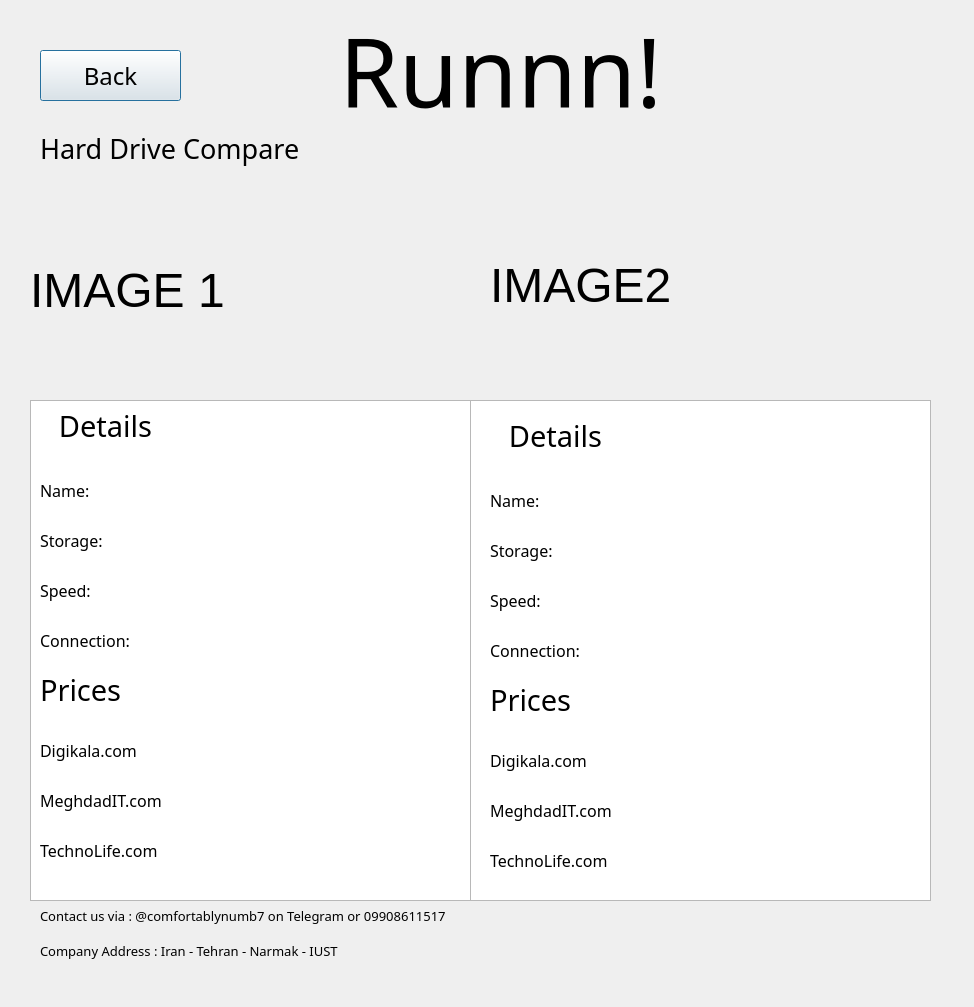
Above: Final Presentatiosn/HardComparePageFinal.ui from Mhrshd-fllh/AP_Project4012 before the change. Below: the same form after it.
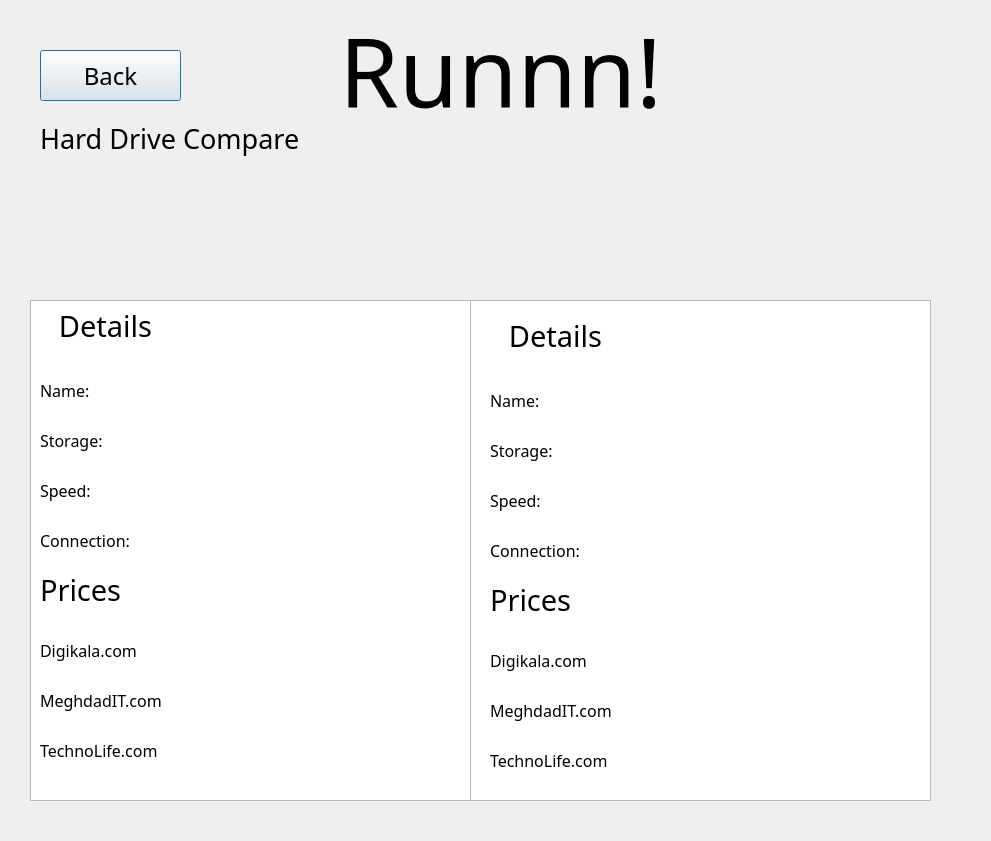
That is the form after the change.

Commit message: Finsihing Compare Page

Patch:
```diff
--- a/Final Presentatiosn/HardComparePageFinal.ui
+++ b/Final Presentatiosn/HardComparePageFinal.ui
@@ -6,8 +6,8 @@
    <rect>
     <x>0</x>
     <y>0</y>
-    <width>974</width>
-    <height>1007</height>
+    <width>991</width>
+    <height>841</height>
    </rect>
   </property>
   <property name="windowTitle">
@@ -16,28 +16,10 @@
   <widget class="QLabel" name="Image1">
    <property name="geometry">
     <rect>
-     <x>30</x>
-     <y>185</y>
-     <width>441</width>
-     <height>211</height>
-    </rect>
-   </property>
-   <property name="font">
-    <font>
-     <pointsize>36</pointsize>
-    </font>
-   </property>
-   <property name="text">
-    <string>IMAGE 1</string>
-   </property>
-  </widget>
-  <widget class="QLabel" name="Image2">
-   <property name="geometry">
-    <rect>
-     <x>490</x>
+     <x>190</x>
      <y>180</y>
-     <width>441</width>
-     <height>211</height>
+     <width>100</width>
+     <height>100</height>
     </rect>
    </property>
    <property name="font">
@@ -46,26 +28,31 @@
     </font>
    </property>
    <property name="text">
-    <string>IMAGE2</string>
+    <string/>
+   </property>
+   <property name="scaledContents">
+    <bool>true</bool>
    </property>
   </widget>
-  <widget class="QLabel" name="label_4">
+  <widget class="QLabel" name="Image2">
    <property name="geometry">
     <rect>
-     <x>40</x>
-     <y>900</y>
-     <width>741</width>
-     <height>101</height>
+     <x>640</x>
+     <y>170</y>
+     <width>100</width>
+     <height>100</height>
     </rect>
    </property>
    <property name="font">
     <font>
-     <family>Cooper Black</family>
-     <pointsize>10</pointsize>
+     <pointsize>36</pointsize>
     </font>
    </property>
    <property name="text">
-    <string>Company Address : Iran - Tehran - Narmak - IUST </string>
+    <string/>
+   </property>
+   <property name="scaledContents">
+    <bool>true</bool>
    </property>
   </widget>
   <widget class="QPushButton" name="BackButton">
@@ -87,25 +74,6 @@
     <string>Back</string>
    </property>
   </widget>
-  <widget class="QLabel" name="label_3">
-   <property name="geometry">
-    <rect>
-     <x>40</x>
-     <y>890</y>
-     <width>761</width>
-     <height>51</height>
-    </rect>
-   </property>
-   <property name="font">
-    <font>
-     <family>Cooper Black</family>
-     <pointsize>10</pointsize>
-    </font>
-   </property>
-   <property name="text">
-    <string>Contact us via : @comfortablynumb7 on Telegram or 09908611517                                                                                          </string>
-   </property>
-  </widget>
   <widget class="QLabel" name="label_2">
    <property name="geometry">
     <rect>
@@ -171,7 +139,7 @@
    <property name="geometry">
     <rect>
      <x>40</x>
-     <y>130</y>
+     <y>120</y>
      <width>471</width>
      <height>71</height>
     </rect>
@@ -195,7 +163,7 @@
    <property name="geometry">
     <rect>
      <x>470</x>
-     <y>400</y>
+     <y>300</y>
      <width>461</width>
      <height>501</height>
     </rect>
@@ -205,7 +173,7 @@
    <property name="geometry">
     <rect>
      <x>30</x>
-     <y>400</y>
+     <y>300</y>
      <width>441</width>
      <height>501</height>
     </rect>
@@ -215,7 +183,7 @@
    <property name="geometry">
     <rect>
      <x>150</x>
-     <y>520</y>
+     <y>420</y>
      <width>200</width>
      <height>40</height>
     </rect>
@@ -237,7 +205,7 @@
    <property name="geometry">
     <rect>
      <x>40</x>
-     <y>520</y>
+     <y>420</y>
      <width>111</width>
      <height>40</height>
     </rect>
@@ -258,7 +226,7 @@
    <property name="geometry">
     <rect>
      <x>40</x>
-     <y>570</y>
+     <y>470</y>
      <width>121</width>
      <height>40</height>
     </rect>
@@ -279,7 +247,7 @@
    <property name="geometry">
     <rect>
      <x>40</x>
-     <y>620</y>
+     <y>520</y>
      <width>121</width>
      <height>40</height>
     </rect>
@@ -300,7 +268,7 @@
    <property name="geometry">
     <rect>
      <x>170</x>
-     <y>620</y>
+     <y>520</y>
      <width>200</width>
      <height>40</height>
     </rect>
@@ -322,7 +290,7 @@
    <property name="geometry">
     <rect>
      <x>40</x>
-     <y>470</y>
+     <y>370</y>
      <width>80</width>
      <height>40</height>
     </rect>
@@ -343,7 +311,7 @@
    <property name="geometry">
     <rect>
      <x>150</x>
-     <y>470</y>
+     <y>370</y>
      <width>200</width>
      <height>40</height>
     </rect>
@@ -365,7 +333,7 @@
    <property name="geometry">
     <rect>
      <x>150</x>
-     <y>570</y>
+     <y>470</y>
      <width>200</width>
      <height>40</height>
     </rect>
@@ -387,7 +355,7 @@
    <property name="geometry">
     <rect>
      <x>40</x>
-     <y>390</y>
+     <y>290</y>
      <width>131</width>
      <height>71</height>
     </rect>
@@ -411,7 +379,7 @@
    <property name="geometry">
     <rect>
      <x>40</x>
-     <y>830</y>
+     <y>730</y>
      <width>170</width>
      <height>40</height>
     </rect>
@@ -430,7 +398,7 @@
    <property name="geometry">
     <rect>
      <x>260</x>
-     <y>730</y>
+     <y>630</y>
      <width>200</width>
      <height>40</height>
     </rect>
@@ -449,7 +417,7 @@
    <property name="geometry">
     <rect>
      <x>40</x>
-     <y>780</y>
+     <y>680</y>
      <width>170</width>
      <height>40</height>
     </rect>
@@ -468,7 +436,7 @@
    <property name="geometry">
     <rect>
      <x>40</x>
-     <y>730</y>
+     <y>630</y>
      <width>170</width>
      <height>40</height>
     </rect>
@@ -487,7 +455,7 @@
    <property name="geometry">
     <rect>
      <x>260</x>
-     <y>780</y>
+     <y>680</y>
      <width>200</width>
      <height>40</height>
     </rect>
@@ -506,7 +474,7 @@
    <property name="geometry">
     <rect>
      <x>260</x>
-     <y>820</y>
+     <y>720</y>
      <width>200</width>
      <height>40</height>
     </rect>
@@ -525,7 +493,7 @@
    <property name="geometry">
     <rect>
      <x>40</x>
-     <y>670</y>
+     <y>570</y>
      <width>121</width>
      <height>40</height>
     </rect>
@@ -544,7 +512,7 @@
    <property name="geometry">
     <rect>
      <x>490</x>
-     <y>840</y>
+     <y>740</y>
      <width>170</width>
      <height>40</height>
     </rect>
@@ -563,7 +531,7 @@
    <property name="geometry">
     <rect>
      <x>490</x>
-     <y>790</y>
+     <y>690</y>
      <width>170</width>
      <height>40</height>
     </rect>
@@ -582,7 +550,7 @@
    <property name="geometry">
     <rect>
      <x>490</x>
-     <y>580</y>
+     <y>480</y>
      <width>121</width>
      <height>40</height>
     </rect>
@@ -603,7 +571,7 @@
    <property name="geometry">
     <rect>
      <x>490</x>
-     <y>480</y>
+     <y>380</y>
      <width>80</width>
      <height>40</height>
     </rect>
@@ -624,7 +592,7 @@
    <property name="geometry">
     <rect>
      <x>600</x>
-     <y>580</y>
+     <y>480</y>
      <width>200</width>
      <height>40</height>
     </rect>
@@ -646,7 +614,7 @@
    <property name="geometry">
     <rect>
      <x>600</x>
-     <y>480</y>
+     <y>380</y>
      <width>200</width>
      <height>40</height>
     </rect>
@@ -668,7 +636,7 @@
    <property name="geometry">
     <rect>
      <x>490</x>
-     <y>680</y>
+     <y>580</y>
      <width>121</width>
      <height>40</height>
     </rect>
@@ -687,7 +655,7 @@
    <property name="geometry">
     <rect>
      <x>710</x>
-     <y>740</y>
+     <y>640</y>
      <width>200</width>
      <height>40</height>
     </rect>
@@ -706,7 +674,7 @@
    <property name="geometry">
     <rect>
      <x>490</x>
-     <y>400</y>
+     <y>300</y>
      <width>131</width>
      <height>71</height>
     </rect>
@@ -730,7 +698,7 @@
    <property name="geometry">
     <rect>
      <x>710</x>
-     <y>830</y>
+     <y>730</y>
      <width>200</width>
      <height>40</height>
     </rect>
@@ -749,7 +717,7 @@
    <property name="geometry">
     <rect>
      <x>600</x>
-     <y>530</y>
+     <y>430</y>
      <width>200</width>
      <height>40</height>
     </rect>
@@ -771,7 +739,7 @@
    <property name="geometry">
     <rect>
      <x>710</x>
-     <y>790</y>
+     <y>690</y>
      <width>200</width>
      <height>40</height>
     </rect>
@@ -790,7 +758,7 @@
    <property name="geometry">
     <rect>
      <x>490</x>
-     <y>530</y>
+     <y>430</y>
      <width>111</width>
      <height>40</height>
     </rect>
@@ -811,7 +779,7 @@
    <property name="geometry">
     <rect>
      <x>490</x>
-     <y>740</y>
+     <y>640</y>
      <width>170</width>
      <height>40</height>
     </rect>
@@ -830,7 +798,7 @@
    <property name="geometry">
     <rect>
      <x>490</x>
-     <y>630</y>
+     <y>530</y>
      <width>121</width>
      <height>40</height>
     </rect>
@@ -851,7 +819,7 @@
    <property name="geometry">
     <rect>
      <x>620</x>
-     <y>630</y>
+     <y>530</y>
      <width>200</width>
      <height>40</height>
     </rect>
```
The commit also changes 6 other files.
